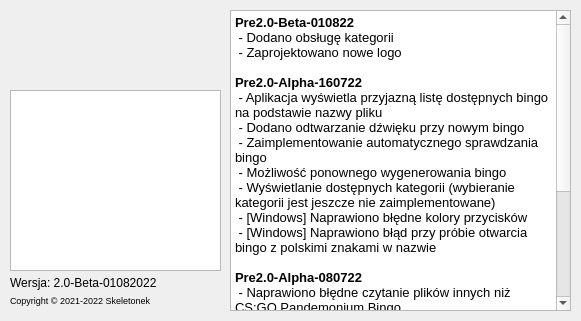
Skeletonek/Bingomonium, file Project/mainwindow.ui: the form before one commit.
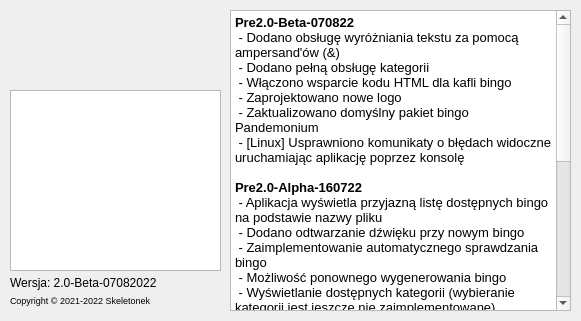
The form after the commit. Icons and pictures are not drawn.

The edit to the form file:
```diff
--- a/Project/mainwindow.ui
+++ b/Project/mainwindow.ui
@@ -48,7 +48,7 @@
      </font>
     </property>
     <property name="text">
-     <string>Wersja: 2.0-Beta-01082022</string>
+     <string>Wersja: 2.0-Beta-07082022</string>
     </property>
     <property name="alignment">
      <set>Qt::AlignLeading|Qt::AlignLeft|Qt::AlignTop</set>
@@ -108,9 +108,13 @@
 &lt;html&gt;&lt;head&gt;&lt;meta name=&quot;qrichtext&quot; content=&quot;1&quot; /&gt;&lt;style type=&quot;text/css&quot;&gt;
 p, li { white-space: pre-wrap; }
 &lt;/style&gt;&lt;/head&gt;&lt;body style=&quot; font-family:'Noto Sans'; font-size:10pt; font-weight:400; font-style:normal;&quot;&gt;
-&lt;p style=&quot; margin-top:0px; margin-bottom:0px; margin-left:0px; margin-right:0px; -qt-block-indent:0; text-indent:0px;&quot;&gt;&lt;span style=&quot; font-weight:600;&quot;&gt;Pre2.0-Beta-010822&lt;/span&gt;&lt;/p&gt;
-&lt;p style=&quot; margin-top:0px; margin-bottom:0px; margin-left:0px; margin-right:0px; -qt-block-indent:0; text-indent:0px;&quot;&gt; - Dodano obsługę kategorii&lt;/p&gt;
+&lt;p style=&quot; margin-top:0px; margin-bottom:0px; margin-left:0px; margin-right:0px; -qt-block-indent:0; text-indent:0px;&quot;&gt;&lt;span style=&quot; font-weight:600;&quot;&gt;Pre2.0-Beta-070822&lt;/span&gt;&lt;/p&gt;
+&lt;p style=&quot; margin-top:0px; margin-bottom:0px; margin-left:0px; margin-right:0px; -qt-block-indent:0; text-indent:0px;&quot;&gt; - Dodano obsługę wyróżniania tekstu za pomocą ampersand'ów (&amp;amp;)&lt;/p&gt;
+&lt;p style=&quot; margin-top:0px; margin-bottom:0px; margin-left:0px; margin-right:0px; -qt-block-indent:0; text-indent:0px;&quot;&gt; - Dodano pełną obsługę kategorii&lt;/p&gt;
+&lt;p style=&quot; margin-top:0px; margin-bottom:0px; margin-left:0px; margin-right:0px; -qt-block-indent:0; text-indent:0px;&quot;&gt; - Włączono wsparcie kodu HTML dla kafli bingo&lt;/p&gt;
 &lt;p style=&quot; margin-top:0px; margin-bottom:0px; margin-left:0px; margin-right:0px; -qt-block-indent:0; text-indent:0px;&quot;&gt; - Zaprojektowano nowe logo&lt;/p&gt;
+&lt;p style=&quot; margin-top:0px; margin-bottom:0px; margin-left:0px; margin-right:0px; -qt-block-indent:0; text-indent:0px;&quot;&gt; - Zaktualizowano domyślny pakiet bingo Pandemonium &lt;/p&gt;
+&lt;p style=&quot; margin-top:0px; margin-bottom:0px; margin-left:0px; margin-right:0px; -qt-block-indent:0; text-indent:0px;&quot;&gt; - [Linux] Usprawniono komunikaty o błędach widoczne uruchamiając aplikację poprzez konsolę&lt;/p&gt;
 &lt;p style=&quot;-qt-paragraph-type:empty; margin-top:0px; margin-bottom:0px; margin-left:0px; margin-right:0px; -qt-block-indent:0; text-indent:0px; font-weight:600;&quot;&gt;&lt;br /&gt;&lt;/p&gt;
 &lt;p style=&quot; margin-top:0px; margin-bottom:0px; margin-left:0px; margin-right:0px; -qt-block-indent:0; text-indent:0px;&quot;&gt;&lt;span style=&quot; font-weight:600;&quot;&gt;Pre2.0-Alpha-160722&lt;/span&gt;&lt;/p&gt;
 &lt;p style=&quot; margin-top:0px; margin-bottom:0px; margin-left:0px; margin-right:0px; -qt-block-indent:0; text-indent:0px;&quot;&gt; - Aplikacja wyświetla przyjazną listę dostępnych bingo na podstawie nazwy pliku&lt;/p&gt;
```
